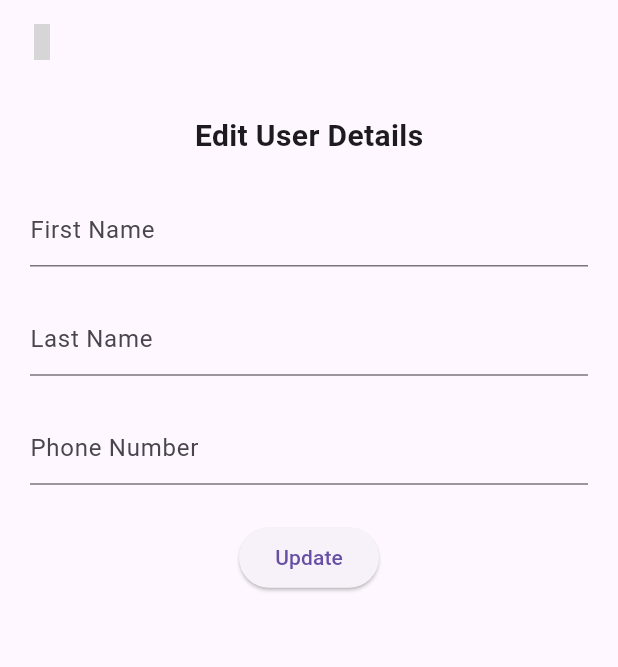
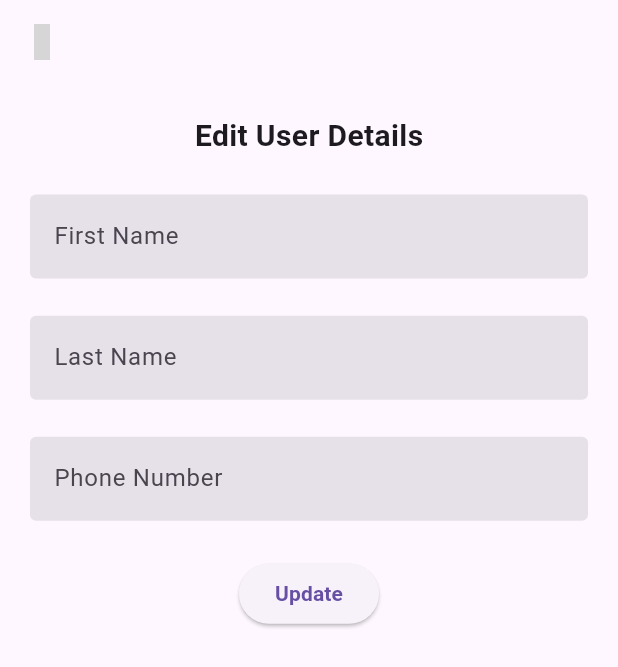
Before and after one commit to adnan-vk/SellGo-main, a Flutter app: the UserEdit screen opened directly with empty values, on a phone screen of 412 x 824 dp. Shown: the top 667 px of the screen. Run offline on Flutter 3.47's test engine with Material 3 defaults, Android fonts, the phone set to English and light mode, and no system bars; our stand-ins replace badges, cloud_firestore, country_picker, email_validator, firebase_auth, firebase_core and 7 more; missing offline and left inert: enefty_icons, flutter_icon_snackbar, razorpay_flutter; accounts and stored records are empty; grey boxes are pictures that could not be loaded.

Commit message:
edited profile page

```diff
--- a/lib/controller/authentication/auth_controller.dart
+++ b/lib/controller/authentication/auth_controller.dart
@@ -12,7 +12,6 @@ class AuthenticationProvider extends ChangeNotifier {
   UserModel? currentUser;
   UserModel? sortedUser;
   final AuthService authService = AuthService();
-  TextEditingController usernameController = TextEditingController();
   TextEditingController emailController = TextEditingController();
   TextEditingController passwordController = TextEditingController();
   TextEditingController confirmPasswordController = TextEditingController();
@@ -93,7 +92,6 @@ class AuthenticationProvider extends ChangeNotifier {
   }
 
   clearControllers() {
-    usernameController.clear();
     firstnamecontroller.clear();
     lastnamecontroller.clear();
     emailController.clear();
--- a/lib/controller/chat_provider/chat_provider.dart
+++ b/lib/controller/chat_provider/chat_provider.dart
@@ -10,7 +10,7 @@ import 'package:flutter/cupertino.dart';
 import 'package:authentication/utils/utils.dart';
 import 'package:flutter/material.dart';
 
-class ChatProvider extends ChangeNotifier {
+class ChatController extends ChangeNotifier {
   FirebaseAuth firebaseAuth = FirebaseAuth.instance;
   TextEditingController messageController = TextEditingController();
   ChatService chatService = ChatService();
--- a/lib/main.dart
+++ b/lib/main.dart
@@ -43,7 +43,7 @@ class _MyAppState extends State<MyApp> {
           create: (context) => BottomProvider(),
         ),
         ChangeNotifierProvider(
-          create: (context) => ChatProvider(),
+          create: (context) => ChatController(),
         ),
       ],
       child: MaterialApp(
--- a/lib/view/bottom_bar/chatlist/chat_list.dart
+++ b/lib/view/bottom_bar/chatlist/chat_list.dart
@@ -10,14 +10,14 @@ class ChatList extends StatelessWidget {
 
   @override
   Widget build(BuildContext context) {
-    Provider.of<ChatProvider>(context, listen: false).getAllChats();
+    Provider.of<ChatController>(context, listen: false).getAllChats();
     return Scaffold(
       appBar: AppBar(
         centerTitle: true,
         title: TextWidget().text(data: "Chats"),
         automaticallyImplyLeading: false,
       ),
-      body: Consumer<ChatProvider>(
+      body: Consumer<ChatController>(
         builder: (context, value, child) => value.myAllChat.isEmpty
             ? Center(child: Text("No chats available"))
             : ListView.builder(
--- a/lib/view/bottom_bar/profile/useredit/useredit.dart
+++ b/lib/view/bottom_bar/profile/useredit/useredit.dart
@@ -2,6 +2,8 @@ import 'package:authentication/controller/authentication/auth_controller.dart';
 import 'package:authentication/controller/item_provider/item_provider.dart';
 import 'package:authentication/widgets/navigator_widget.dart';
 import 'package:authentication/widgets/snack_bar_widgets.dart';
+import 'package:authentication/widgets/text_widget.dart';
+import 'package:authentication/widgets/textfield_widget.dart';
 import 'package:enefty_icons/enefty_icons.dart';
 import 'package:firebase_auth/firebase_auth.dart';
 import 'package:flutter/material.dart';
@@ -47,38 +49,26 @@ class _UserEditState extends State<UserEdit> {
         child: Center(
           child: Column(
             children: [
-              Text(
-                "Edit User Details",
-                style: TextStyle(fontSize: 20, fontWeight: FontWeight.bold),
-              ),
+              TextWidget().text(
+                  data: "Edit User Details",
+                  size: 20.0,
+                  weight: FontWeight.bold),
               SizedBox(height: size.height * .03),
-              TextFormField(
-                controller: firstNameEditController,
-                decoration: InputDecoration(hintText: "First Name"),
-              ),
+              textFormField().textformfield(
+                  controller: firstNameEditController, hinttext: "First Name"),
               SizedBox(height: size.height * .03),
-              TextFormField(
-                controller: lastNameEditController,
-                decoration: InputDecoration(hintText: "Last Name"),
-              ),
+              textFormField().textformfield(
+                  controller: lastNameEditController, hinttext: "Last Name"),
               SizedBox(height: size.height * .03),
-              // TextFormField(
-              //   controller: emailEditController,
-              //   decoration: InputDecoration(hintText: "Email"),
-              // ),
-              // SizedBox(height: size.height * .03),
-              TextFormField(
-                controller: phoneEditController,
-                decoration: InputDecoration(hintText: "Phone Number"),
-              ),
+              textFormField().textformfield(
+                  controller: phoneEditController, hinttext: "Phone Number"),
               SizedBox(height: size.height * .03),
               ElevatedButton(
                 onPressed: () async {
-                  // await pro.startLoading(true);
                   await updateUser(context, widget.user);
-                  // await pro.startLoading(false);
                 },
-                child: Text('Update'),
+                child:
+                    TextWidget().text(data: "Update", weight: FontWeight.bold),
               ),
             ],
           ),
--- a/lib/view/details/chatpage/chat.dart
+++ b/lib/view/details/chatpage/chat.dart
@@ -28,14 +28,14 @@ class _ChatPageState extends State<ChatPage> {
   @override
   void initState() {
     super.initState();
-    Provider.of<ChatProvider>(context, listen: false).scrollController =
+    Provider.of<ChatController>(context, listen: false).scrollController =
         ScrollController();
   }
 
   @override
   Widget build(BuildContext context) {
     final size = MediaQuery.of(context).size;
-    final pro = Provider.of<ChatProvider>(context, listen: false);
+    final pro = Provider.of<ChatController>(context, listen: false);
     pro.getMessages(widget.userinfo.uId!);
     return Scaffold(
       appBar: AppBar(
@@ -68,7 +68,7 @@ class _ChatPageState extends State<ChatPage> {
         child: Column(
           children: [
             Expanded(
-              child: Consumer<ChatProvider>(
+              child: Consumer<ChatController>(
                 builder: (context, value, child) {
                   return value.allMessage.isEmpty
                       ? Center(
```
Also changed, not shown: lib/view/bottom_bar/favourites/widget/fav_widget.dart (+21 -2 lines), lib/view/bottom_bar/home_screen/widgets/home_widgets.dart (+9 -3 lines), lib/view/bottom_bar/profile/my_products/widget/Product_widget.dart (+7 -4 lines), lib/view/bottom_bar/profile/profile.dart (+16 -38 lines), lib/view/bottom_bar/profile/widgets/profile_widget.dart (+29 -0 lines), lib/view/details/details.dart (+9 -7 lines), lib/view/details/payment/payment.dart (added, +312 -0 lines), lib/view/details/razorpay/razerpay.dart (deleted, +0 -143 lines), assets/images/car.png (deleted), assets/images/default image.jpg (added), 1 other file.
